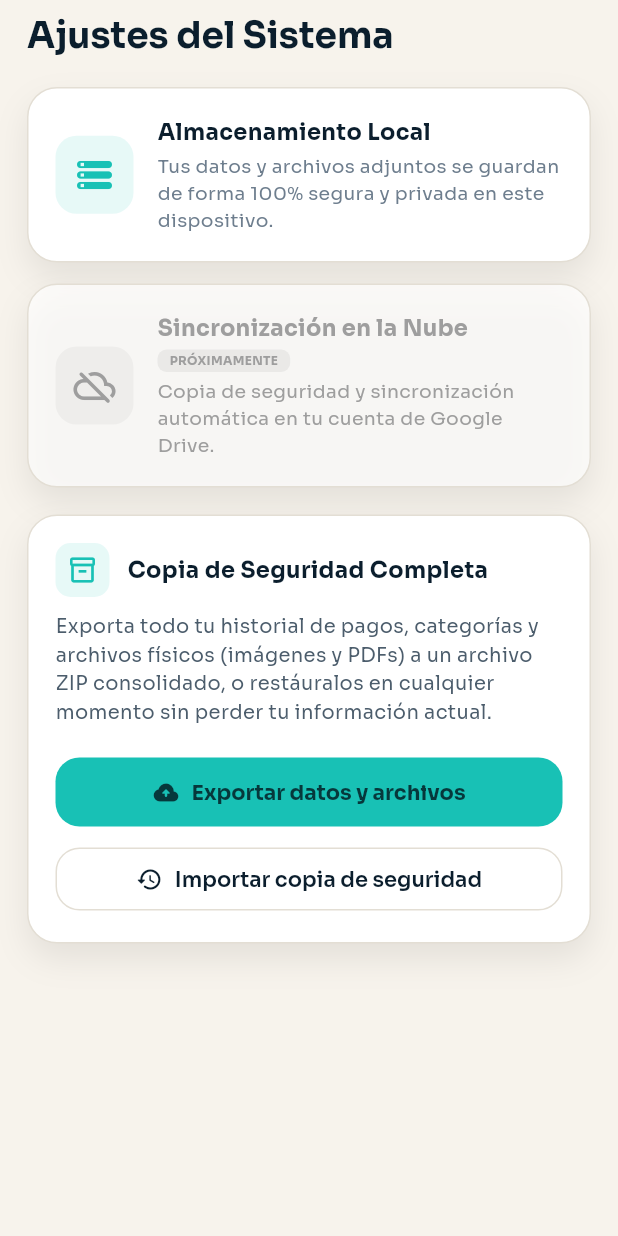
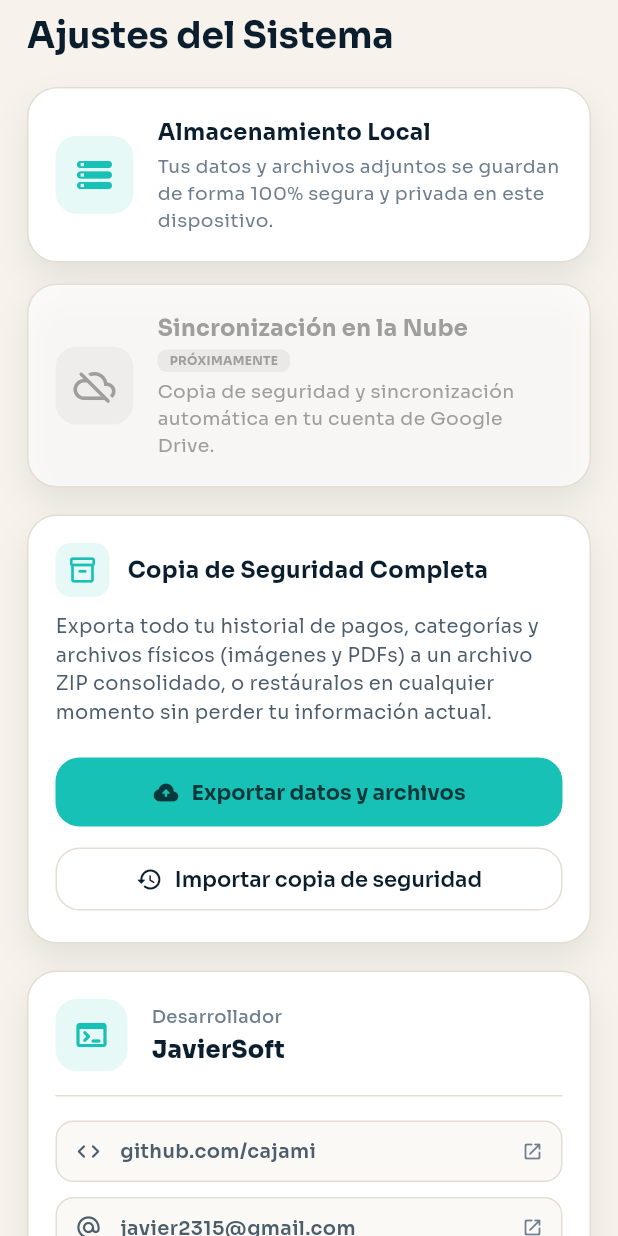
Before and after one commit to Cajami/pagame-app, a Flutter app: the _SettingsTabState widget shown alone on an empty page, opened directly with empty values, on a phone screen of 412 x 824 dp. Run offline on Flutter 3.47's test engine with Material 3 defaults, Android fonts, the phone set to English and light mode, and no system bars; our stand-ins replace file_picker, google_fonts, image_picker, local_auth, share_plus, sqflite; accounts and stored records are empty.

Commit message:
feat: add developer credits to Settings, package and add production release APK, and update README

```diff
--- a/lib/screens/categories/categories_screen.dart
+++ b/lib/screens/categories/categories_screen.dart
@@ -7,6 +7,7 @@ import 'package:pagame/utils/database_helper.dart';
 import 'package:pagame/widgets/common/app_background.dart';
 import 'package:pagame/widgets/sheets/create_category_sheet.dart';
 import 'package:pagame/utils/backup_helper.dart';
+import 'package:url_launcher/url_launcher.dart';
 
 class CategoriesScreen extends StatefulWidget {
   const CategoriesScreen({super.key});
@@ -577,6 +578,17 @@ class _SettingsTabState extends StatefulWidget {
 class _SettingsTabStateState extends State<_SettingsTabState> {
   bool _isProcessing = false;
 
+  Future<void> _launchURL(String urlString) async {
+    final Uri url = Uri.parse(urlString);
+    try {
+      if (await canLaunchUrl(url)) {
+        await launchUrl(url, mode: LaunchMode.externalApplication);
+      }
+    } catch (e) {
+      debugPrint('Could not launch $urlString: $e');
+    }
+  }
+
   Future<void> _handleExport() async {
     setState(() {
       _isProcessing = true;
@@ -869,6 +881,127 @@ class _SettingsTabStateState extends State<_SettingsTabState> {
               ],
             ),
           ),
+
+          // Card 4: Developer Credits
+          const SizedBox(height: 18),
+          Container(
+            padding: const EdgeInsets.all(18),
+            decoration: BoxDecoration(
+              color: AppColors.card,
+              borderRadius: BorderRadius.circular(20),
+              border: Border.all(color: AppColors.border),
+              boxShadow: AppColors.cardShadow,
+            ),
+            child: Column(
+              children: [
+                Row(
+                  children: [
+                    Container(
+                      padding: const EdgeInsets.all(12),
+                      decoration: BoxDecoration(
+                        color: const Color(0x1A18C1B5),
+                        borderRadius: BorderRadius.circular(14),
+                      ),
+                      child: const Icon(
+                        Icons.terminal_rounded,
+                        color: AppColors.accent,
+                        size: 24,
+                      ),
+                    ),
+                    const SizedBox(width: 16),
+                    Expanded(
+                      child: Column(
+                        crossAxisAlignment: CrossAxisAlignment.start,
+                        children: [
+                          const Text(
+                            'Desarrollador',
+                            style: TextStyle(
+                              color: AppColors.inkMuted,
+                              fontSize: 12,
+                              fontWeight: FontWeight.w500,
+                            ),
+                          ),
+                          const SizedBox(height: 2),
+                          const Text(
+                            'JavierSoft',
+                            style: TextStyle(
+                              color: AppColors.ink,
+                              fontWeight: FontWeight.w800,
+                              fontSize: 16,
+                            ),
+                          ),
+                        ],
+                      ),
+                    ),
+                  ],
+                ),
+                const SizedBox(height: 16),
+                const Divider(color: AppColors.border, height: 1),
+                const SizedBox(height: 16),
+                // GitHub Button
+                InkWell(
+                  onTap: () => _launchURL('https://github.com/cajami'),
+                  borderRadius: BorderRadius.circular(12),
+                  child: Container(
+                    padding: const EdgeInsets.symmetric(horizontal: 12, vertical: 10),
+                    decoration: BoxDecoration(
+                      color: AppColors.surface.withValues(alpha: 0.5),
+                      borderRadius: BorderRadius.circular(12),
+                      border: Border.all(color: AppColors.border),
+                    ),
+                    child: Row(
+                      children: [
+                        const Icon(Icons.code_rounded, color: AppColors.inkSoft, size: 18),
+                        const SizedBox(width: 12),
+                        Expanded(
+                          child: Text(
+                            'github.com/cajami',
+                            style: TextStyle(
+                              color: AppColors.inkSoft,
+                              fontSize: 13,
+                              fontWeight: FontWeight.w600,
+                            ),
+                          ),
+                        ),
+                        const Icon(Icons.open_in_new_rounded, color: AppColors.inkMuted, size: 14),
+                      ],
+                    ),
+                  ),
+                ),
+                const SizedBox(height: 10),
+                // Email Button
+                InkWell(
+                  onTap: () => _launchURL('mailto:javier2315@gmail.com'),
+                  borderRadius: BorderRadius.circular(12),
+                  child: Container(
+                    padding: const EdgeInsets.symmetric(horizontal: 12, vertical: 10),
+                    decoration: BoxDecoration(
+                      color: AppColors.surface.withValues(alpha: 0.5),
+                      borderRadius: BorderRadius.circular(12),
+                      border: Border.all(color: AppColors.border),
+                    ),
+                    child: Row(
+                      children: [
+                        const Icon(Icons.alternate_email_rounded, color: AppColors.inkSoft, size: 18),
+                        const SizedBox(width: 12),
+                        Expanded(
+                          child: Text(
+                            'javier2315@gmail.com',
+                            style: TextStyle(
+                              color: AppColors.inkSoft,
+                              fontSize: 13,
+                              fontWeight: FontWeight.w600,
+                            ),
+                          ),
+                        ),
+                        const Icon(Icons.open_in_new_rounded, color: AppColors.inkMuted, size: 14),
+                      ],
+                    ),
+                  ),
+                ),
+              ],
+            ),
+          ),
         ],
       ),
     );
--- a/pubspec.yaml
+++ b/pubspec.yaml
@@ -42,6 +42,7 @@ dependencies:
   archive: ^3.6.1
   image_picker: ^1.1.2
   local_auth: ^2.2.0
+  url_launcher: ^6.3.0
 
 dev_dependencies:
   flutter_test:
```
Also changed, not shown: pubspec.lock, 3 other files.
